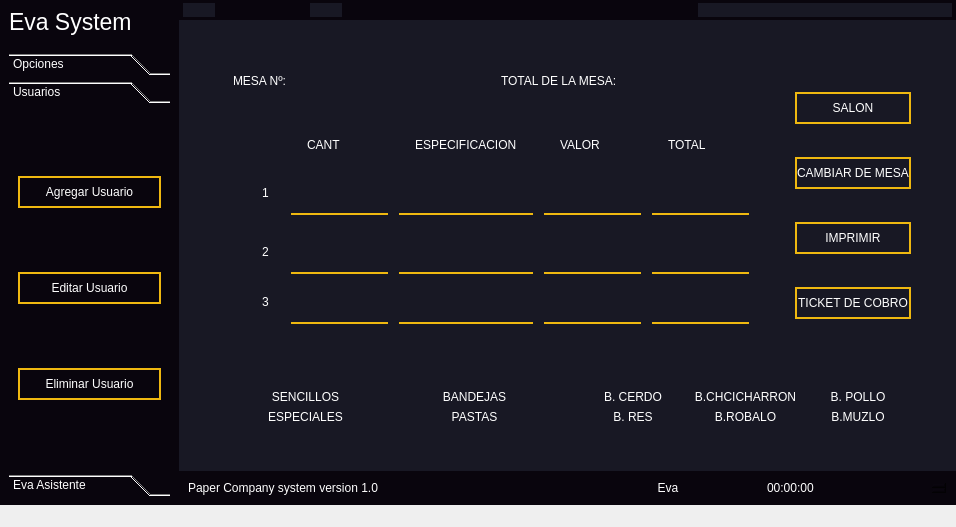
Qt form ui/EvaSystem.ui (leonardo2322/Eva) before a commit.
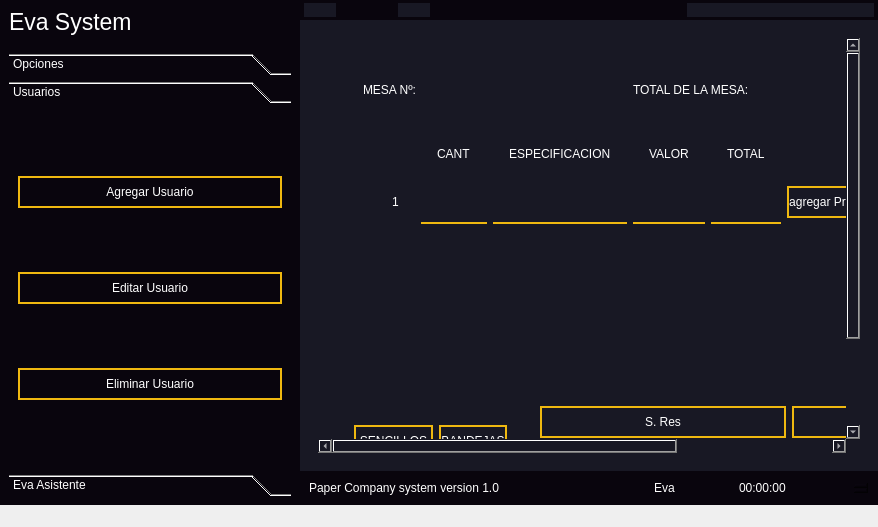
The same form after that commit. The open tabs and pages were chosen to show the change. Icons and pictures are not drawn.

Diff of the .ui file:
```diff
--- a/ui/EvaSystem.ui
+++ b/ui/EvaSystem.ui
@@ -6,7 +6,7 @@
    <rect>
     <x>0</x>
     <y>0</y>
-    <width>956</width>
+    <width>878</width>
     <height>527</height>
    </rect>
   </property>
@@ -248,7 +248,7 @@
               <rect>
                <x>0</x>
                <y>0</y>
-               <width>192</width>
+               <width>282</width>
                <height>315</height>
               </rect>
              </property>
@@ -269,6 +269,15 @@
                  <iconset>
                   <normaloff>:/icons/user-plus.svg</normaloff>:/icons/user-plus.svg</iconset>
                 </property>
+                <property name="shortcut">
+                 <string/>
+                </property>
+                <property name="autoDefault">
+                 <bool>false</bool>
+                </property>
+                <property name="default">
+                 <bool>false</bool>
+                </property>
                </widget>
               </item>
               <item>
@@ -1890,6 +1899,21 @@
             <widget class="QWidget" name="stk_Atencion_salon">
              <layout class="QVBoxLayout" name="verticalLayout_44">
               <item>
+               <widget class="QScrollArea" name="scrollArea_9">
+                <property name="widgetResizable">
+                 <bool>true</bool>
+                </property>
+                <widget class="QWidget" name="scrollAreaWidgetContents_8">
+                 <property name="geometry">
+                  <rect>
+                   <x>0</x>
+                   <y>0</y>
+                   <width>760</width>
+                   <height>525</height>
+                  </rect>
+                 </property>
+                 <layout class="QHBoxLayout" name="horizontalLayout_26">
+                  <item>
                <widget class="QFrame" name="frame_18">
                 <property name="frameShape">
                  <enum>QFrame::StyledPanel</enum>
@@ -1984,23 +2008,30 @@
                          </property>
                          <layout class="QVBoxLayout" name="verticalLayout_47">
                           <item>
-                           <layout class="QGridLayout" name="gridLayout_2" rowstretch="0,0,0,0,0" rowminimumheight="0,0,0,0,0" columnminimumwidth="0,0,0,0,0,0,0,0">
-                            <item row="3" column="3">
-                             <widget class="QLineEdit" name="lineEdit_27"/>
-                            </item>
-                            <item row="4" column="7">
-                             <widget class="QLineEdit" name="lineEdit_33"/>
+                               <layout class="QGridLayout" name="gridLayout_2" rowstretch="0,0,0">
+                                <item row="2" column="1">
+                                 <widget class="Line" name="line_2">
+                                  <property name="orientation">
+                                   <enum>Qt::Horizontal</enum>
+                                  </property>
+                                 </widget>
+                                </item>
+                                <item row="1" column="2">
+                                 <spacer name="horizontalSpacer_2">
+                                  <property name="orientation">
+                                   <enum>Qt::Horizontal</enum>
+                                  </property>
+                                  <property name="sizeHint" stdset="0">
+                                   <size>
+                                    <width>40</width>
+                                    <height>20</height>
+                                   </size>
+                                  </property>
+                                 </spacer>
                             </item>
                             <item row="1" column="1">
                              <widget class="QLineEdit" name="lineEdit_24"/>
                             </item>
-                            <item row="0" column="3">
-                             <widget class="QLabel" name="label_5">
-                              <property name="text">
-                               <string>ESPECIFICACION</string>
-                              </property>
-                             </widget>
-                            </item>
                             <item row="0" column="5">
                              <widget class="QLabel" name="label_50">
                               <property name="text">
@@ -2008,49 +2039,22 @@
                               </property>
                              </widget>
                             </item>
-                            <item row="3" column="5">
-                             <widget class="QLineEdit" name="lineEdit_28"/>
-                            </item>
-                            <item row="1" column="4">
-                             <spacer name="horizontalSpacer">
-                              <property name="orientation">
-                               <enum>Qt::Horizontal</enum>
-                              </property>
-                              <property name="sizeHint" stdset="0">
-                               <size>
-                                <width>40</width>
-                                <height>20</height>
-                               </size>
-                              </property>
-                             </spacer>
-                            </item>
-                            <item row="1" column="2">
-                             <spacer name="horizontalSpacer_2">
-                              <property name="orientation">
-                               <enum>Qt::Horizontal</enum>
-                              </property>
-                              <property name="sizeHint" stdset="0">
-                               <size>
-                                <width>40</width>
-                                <height>20</height>
-                               </size>
-                              </property>
-                             </spacer>
-                            </item>
-                            <item row="4" column="1">
-                             <widget class="QLineEdit" name="lineEdit_30"/>
+                                <item row="1" column="0">
+                                 <widget class="QLabel" name="label_54">
+                                  <property name="text">
+                                   <string>1</string>
+                                  </property>
+                                 </widget>
                             </item>
                             <item row="1" column="5">
                              <widget class="QLineEdit" name="lineEdit"/>
                             </item>
-                            <item row="3" column="1">
-                             <widget class="QLineEdit" name="lineEdit_26"/>
-                            </item>
-                            <item row="1" column="7">
-                             <widget class="QLineEdit" name="lineEdit_25"/>
-                            </item>
-                            <item row="4" column="3">
-                             <widget class="QLineEdit" name="lineEdit_31"/>
+                                <item row="2" column="7">
+                                 <widget class="Line" name="line_4">
+                                  <property name="orientation">
+                                   <enum>Qt::Horizontal</enum>
+                                  </property>
+                                 </widget>
                             </item>
                             <item row="0" column="7">
                              <widget class="QLabel" name="label_51">
@@ -2059,6 +2063,19 @@
                               </property>
                              </widget>
                             </item>
+                                <item row="1" column="4">
+                                 <spacer name="horizontalSpacer">
+                                  <property name="orientation">
+                                   <enum>Qt::Horizontal</enum>
+                                  </property>
+                                  <property name="sizeHint" stdset="0">
+                                   <size>
+                                    <width>40</width>
+                                    <height>20</height>
+                                   </size>
+                                  </property>
+                                 </spacer>
+                                </item>
                             <item row="2" column="5">
                              <widget class="Line" name="line_3">
                               <property name="orientation">
@@ -2066,24 +2083,29 @@
                               </property>
                              </widget>
                             </item>
-                            <item row="1" column="6">
-                             <spacer name="horizontalSpacer_3">
-                              <property name="orientation">
-                               <enum>Qt::Horizontal</enum>
-                              </property>
-                              <property name="sizeHint" stdset="0">
-                               <size>
-                                <width>40</width>
-                                <height>20</height>
-                               </size>
-                              </property>
-                             </spacer>
-                            </item>
-                            <item row="3" column="7">
-                             <widget class="QLineEdit" name="lineEdit_29"/>
-                            </item>
-                            <item row="4" column="5">
-                             <widget class="QLineEdit" name="lineEdit_32"/>
+                                <item row="1" column="9">
+                                 <widget class="QPushButton" name="pushButton_38">
+                                  <property name="styleSheet">
+                                   <string notr="true">QPushButton{
+	border-radius:30px;
+	border: 2px solid #efb810;
+	padding:7px 0;
+}
+
+QPushButton:hover{
+	background-color: rgba(239,184,16,.5)
+}</string>
+                                  </property>
+                                  <property name="text">
+                                   <string>agregar Producto</string>
+                                  </property>
+                                 </widget>
+                                </item>
+                                <item row="1" column="7">
+                                 <widget class="QLineEdit" name="lineEdit_25"/>
+                                </item>
+                                <item row="1" column="3">
+                                 <widget class="QLineEdit" name="lineEdit_23"/>
                             </item>
                             <item row="0" column="1">
                              <widget class="QLabel" name="label_2">
@@ -2092,22 +2114,18 @@
                               </property>
                              </widget>
                             </item>
-                            <item row="1" column="3">
-                             <widget class="QLineEdit" name="lineEdit_23"/>
-                            </item>
-                            <item row="2" column="1">
-                             <widget class="Line" name="line_2">
+                                <item row="1" column="6">
+                                 <spacer name="horizontalSpacer_3">
                               <property name="orientation">
                                <enum>Qt::Horizontal</enum>
                               </property>
-                             </widget>
-                            </item>
-                            <item row="2" column="7">
-                             <widget class="Line" name="line_4">
-                              <property name="orientation">
-                               <enum>Qt::Horizontal</enum>
-                              </property>
-                             </widget>
+                                  <property name="sizeHint" stdset="0">
+                                   <size>
+                                    <width>40</width>
+                                    <height>20</height>
+                                   </size>
+                                  </property>
+                                 </spacer>
                             </item>
                             <item row="2" column="3">
                              <widget class="Line" name="line">
@@ -2116,29 +2134,31 @@
                               </property>
                              </widget>
                             </item>
-                            <item row="1" column="0">
-                             <widget class="QLabel" name="label_54">
+                                <item row="0" column="3">
+                                 <widget class="QLabel" name="label_5">
                               <property name="text">
-                               <string>1</string>
+                                   <string>ESPECIFICACION</string>
                               </property>
                              </widget>
                             </item>
-                            <item row="3" column="0">
-                             <widget class="QLabel" name="label_55">
-                              <property name="text">
-                               <string>2</string>
-                              </property>
-                             </widget>
-                            </item>
-                            <item row="4" column="0">
-                             <widget class="QLabel" name="label_56">
-                              <property name="text">
-                               <string>3</string>
-                              </property>
-                             </widget>
+                                <item row="1" column="8">
+                                 <spacer name="horizontalSpacer_4">
+                                  <property name="orientation">
+                                   <enum>Qt::Horizontal</enum>
+                                  </property>
+                                  <property name="sizeHint" stdset="0">
+                                   <size>
+                                    <width>40</width>
+                                    <height>20</height>
+                                   </size>
+                                  </property>
+                                 </spacer>
                             </item>
                            </layout>
                           </item>
+                              <item>
+                               <widget class="QTableWidget" name="tableWidget"/>
+                              </item>
                          </layout>
                         </widget>
                        </item>
@@ -2210,6 +2230,17 @@
                    <layout class="QHBoxLayout" name="horizontalLayout_16">
                     <item>
                      <widget class="QFrame" name="frame_35">
+                          <property name="styleSheet">
+                           <string notr="true">QPushButton{
+	border-radius:30px;
+	border: 2px solid #efb810;
+	padding:7px 0;
+}
+
+QPushButton:hover{
+	background-color: rgba(239,184,16,.5)
+}</string>
+                          </property>
                       <property name="frameShape">
                        <enum>QFrame::StyledPanel</enum>
                       </property>
@@ -2262,6 +2293,24 @@
                       </property>
                       <layout class="QVBoxLayout" name="verticalLayout_50">
                        <item>
+                            <widget class="QStackedWidget" name="stackedWidget_3">
+                             <property name="styleSheet">
+                              <string notr="true">QPushButton{
+	border-radius:30px;
+	border: 2px solid #efb810;
+	padding:7px 0;
+}
+
+QPushButton:hover{
+	background-color: rgba(239,184,16,.5)
+}</string>
+                             </property>
+                             <property name="currentIndex">
+                              <number>3</number>
+                             </property>
+                             <widget class="QWidget" name="page">
+                              <layout class="QHBoxLayout" name="horizontalLayout_18">
+                               <item>
                         <layout class="QGridLayout" name="gridLayout_6">
                          <item row="1" column="0">
                           <widget class="QPushButton" name="pushButton_15">
@@ -2309,11 +2358,141 @@
                        </item>
                       </layout>
                      </widget>
-                    </item>
-                   </layout>
-                  </widget>
-                 </item>
-                </layout>
+                             <widget class="QWidget" name="page_4">
+                              <layout class="QHBoxLayout" name="horizontalLayout_24">
+                               <item>
+                                <layout class="QGridLayout" name="gridLayout_8">
+                                 <item row="0" column="1">
+                                  <widget class="QPushButton" name="pushButton_31">
+                                   <property name="text">
+                                    <string>PushButton</string>
+                                   </property>
+                                  </widget>
+                                 </item>
+                                 <item row="0" column="0">
+                                  <widget class="QPushButton" name="pushButton_30">
+                                   <property name="text">
+                                    <string>pasta bolognesa</string>
+                                   </property>
+                                  </widget>
+                                 </item>
+                                 <item row="1" column="0">
+                                  <widget class="QPushButton" name="pushButton_32">
+                                   <property name="text">
+                                    <string>PushButton</string>
+                                   </property>
+                                  </widget>
+                                 </item>
+                                 <item row="1" column="1">
+                                  <widget class="QPushButton" name="pushButton_33">
+                                   <property name="text">
+                                    <string>PushButton</string>
+                                   </property>
+                                  </widget>
+                                 </item>
+                                </layout>
+                               </item>
+                              </layout>
+                             </widget>
+                             <widget class="QWidget" name="page_6">
+                              <layout class="QHBoxLayout" name="horizontalLayout_25">
+                               <item>
+                                <layout class="QGridLayout" name="gridLayout_9">
+                                 <item row="0" column="1">
+                                  <widget class="QPushButton" name="pushButton_34">
+                                   <property name="text">
+                                    <string>PushButton</string>
+                                   </property>
+                                  </widget>
+                                 </item>
+                                 <item row="1" column="1">
+                                  <widget class="QPushButton" name="pushButton_35">
+                                   <property name="text">
+                                    <string>PushButton</string>
+                                   </property>
+                                  </widget>
+                                 </item>
+                                 <item row="0" column="0">
+                                  <widget class="QPushButton" name="pushButton_36">
+                                   <property name="text">
+                                    <string>especiales</string>
+                                   </property>
+                                  </widget>
+                                 </item>
+                                 <item row="1" column="0">
+                                  <widget class="QPushButton" name="pushButton_37">
+                                   <property name="text">
+                                    <string>PushButton</string>
+                                   </property>
+                                  </widget>
+                                 </item>
+                                </layout>
+                               </item>
+                              </layout>
+                             </widget>
+                             <widget class="QWidget" name="page_3">
+                              <layout class="QHBoxLayout" name="horizontalLayout_23">
+                               <item>
+                                <layout class="QGridLayout" name="gridLayout_7">
+                                 <item row="1" column="0">
+                                  <widget class="QPushButton" name="pushButton_26">
+                                   <property name="text">
+                                    <string>PushButton</string>
+                                   </property>
+                                  </widget>
+                                 </item>
+                                 <item row="1" column="1">
+                                  <widget class="QPushButton" name="pushButton_27">
+                                   <property name="text">
+                                    <string>PushButton</string>
+                                   </property>
+                                  </widget>
+                                 </item>
+                                 <item row="0" column="0">
+                                  <widget class="QPushButton" name="pushButton_24">
+                                   <property name="text">
+                                    <string>S. Res</string>
+                                   </property>
+                                  </widget>
+                                 </item>
+                                 <item row="0" column="1">
+                                  <widget class="QPushButton" name="pushButton_25">
+                                   <property name="text">
+                                    <string>S. Cerdo</string>
+                                   </property>
+                                  </widget>
+                                 </item>
+                                 <item row="2" column="0">
+                                  <widget class="QPushButton" name="pushButton_28">
+                                   <property name="text">
+                                    <string>PushButton</string>
+                                   </property>
+                                  </widget>
+                                 </item>
+                                 <item row="2" column="1">
+                                  <widget class="QPushButton" name="pushButton_29">
+                                   <property name="text">
+                                    <string>PushButton</string>
+                                   </property>
+                                  </widget>
+                                 </item>
+                                </layout>
+                               </item>
+                              </layout>
+                             </widget>
+                            </widget>
+                           </item>
+                          </layout>
+                         </widget>
+                        </item>
+                       </layout>
+                      </widget>
+                     </item>
+                    </layout>
+                   </widget>
+                  </item>
+                 </layout>
+                </widget>
                </widget>
               </item>
              </layout>
```
Left out of the diff: 291 changed lines with no effect on the pictures. Lines whose indentation alone changed are shown as unchanged.
